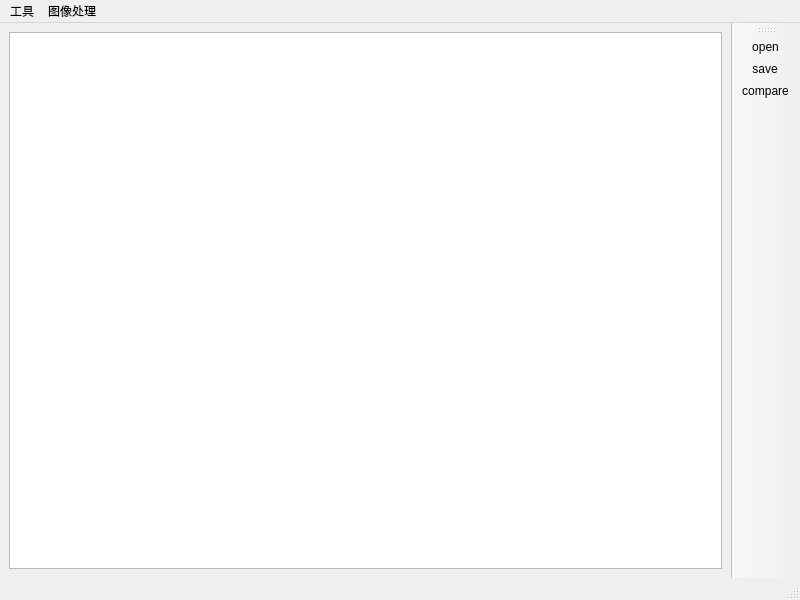
Before: the Qt Designer form tools/imageeditor/imageeditor_window.ui in xiaoqinxing/ImageTools, drawn with Qt 5.
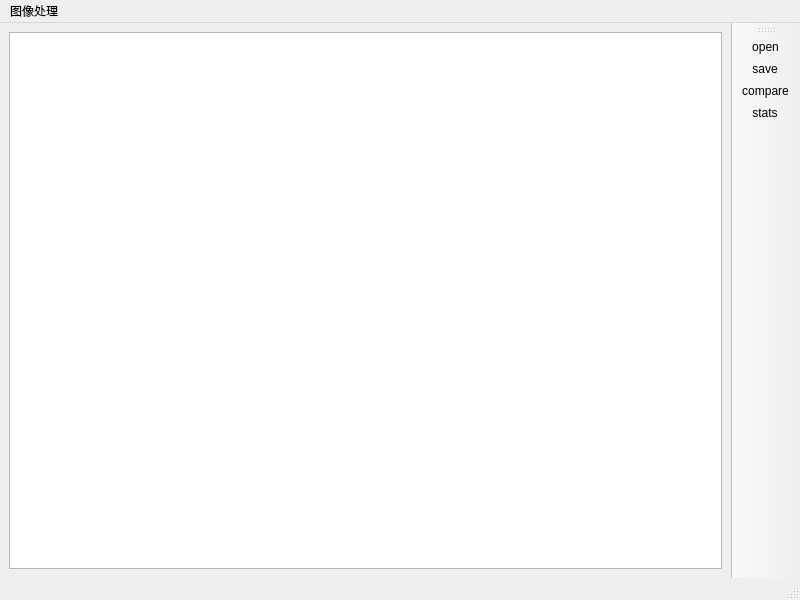
After: the same form once the commit is applied. Icons and pictures are not drawn.

```diff
--- a/tools/imageeditor/imageeditor_window.ui
+++ b/tools/imageeditor/imageeditor_window.ui
@@ -66,17 +66,9 @@
      <x>0</x>
      <y>0</y>
      <width>800</width>
-     <height>21</height>
+     <height>22</height>
     </rect>
    </property>
-   <widget class="QMenu" name="menu">
-    <property name="title">
-     <string>工具</string>
-    </property>
-    <addaction name="separator"/>
-    <addaction name="historgram"/>
-    <addaction name="statics"/>
-   </widget>
    <widget class="QMenu" name="menu_2">
     <property name="title">
      <string>图像处理</string>
@@ -92,7 +84,6 @@
     </widget>
     <addaction name="blur"/>
    </widget>
-   <addaction name="menu"/>
    <addaction name="menu_2"/>
   </widget>
   <widget class="QStatusBar" name="statusBar">
@@ -125,6 +116,7 @@
    <addaction name="openimage"/>
    <addaction name="saveimage"/>
    <addaction name="actioncompare"/>
+   <addaction name="actionstats"/>
   </widget>
   <action name="historgram">
    <property name="text">
@@ -198,6 +190,18 @@
     <string>open</string>
    </property>
   </action>
+  <action name="actionstats">
+   <property name="icon">
+    <iconset resource="../../ui/resource.qrc">
+     <normaloff>:/tool_icon/resource/stats.png</normaloff>:/tool_icon/resource/stats.png</iconset>
+   </property>
+   <property name="text">
+    <string>stats</string>
+   </property>
+   <property name="toolTip">
+    <string>统计信息</string>
+   </property>
+  </action>
  </widget>
  <resources>
   <include location="../../ui/resource.qrc"/>
```
